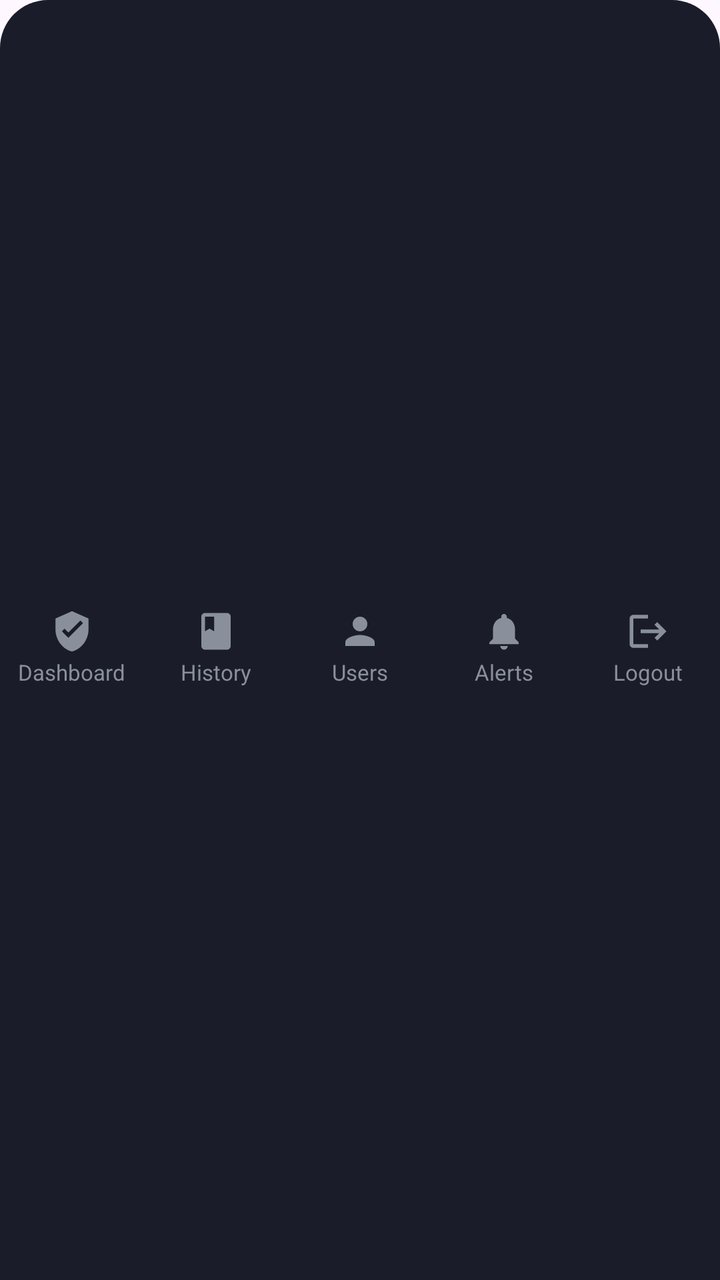
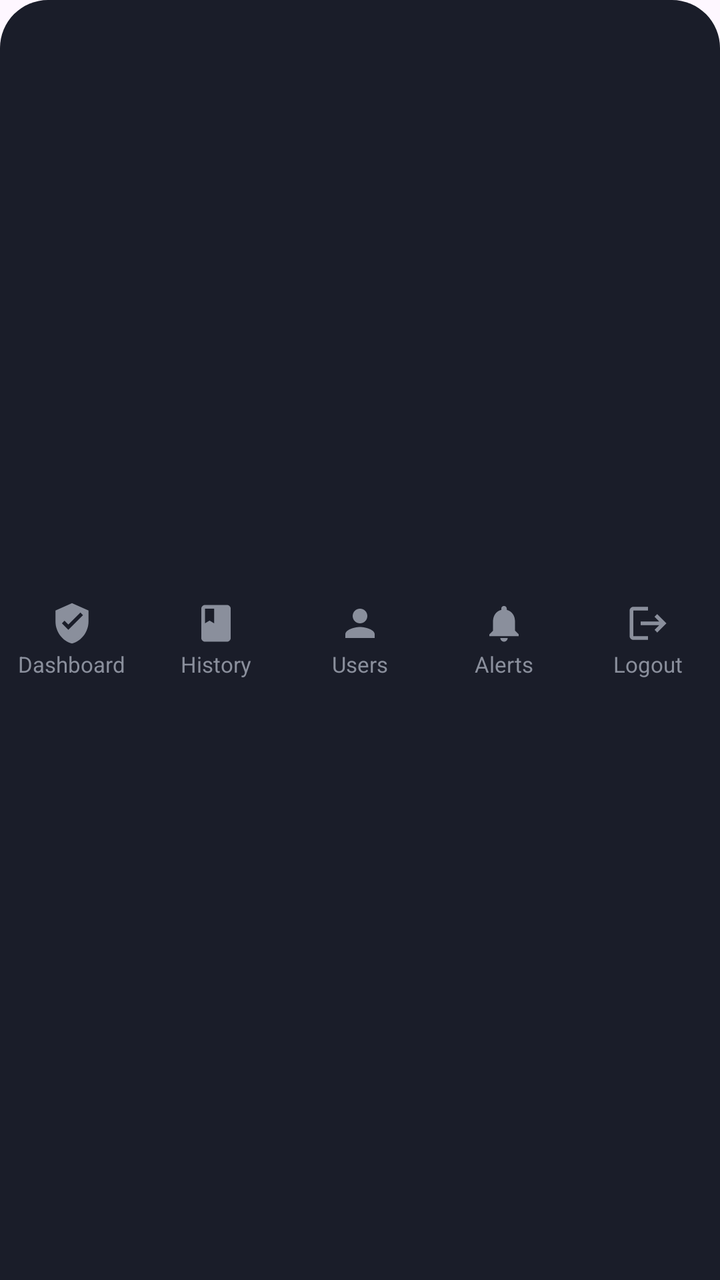

Compare the two renders of this Android layout. The source of the first and the diff that turns it into the second are given below.
<!-- AndroidManifest.xml: application theme Theme.UniversityEmergencyApp -->
<!-- res/layout/layout_authority_bottom_nav.xml -->
<?xml version="1.0" encoding="utf-8"?>
<LinearLayout xmlns:android="http://schemas.android.com/apk/res/android"
    xmlns:app="http://schemas.android.com/apk/res-auto"
    xmlns:tools="http://schemas.android.com/tools"
    android:id="@+id/authNavBarBg"
    android:layout_width="match_parent"
    android:layout_height="66dp"
    android:background="@drawable/bg_bottom_nav"
    android:orientation="horizontal"
    android:paddingTop="8dp"
    android:baselineAligned="false"
    tools:ignore="HardcodedText">

    
    <LinearLayout
        android:id="@+id/tabAuthDashboard"
        android:layout_width="0dp"
        android:layout_height="match_parent"
        android:layout_weight="1"
        android:gravity="center"
        android:orientation="vertical"
        android:clickable="true"
        android:focusable="true"
        android:background="?attr/selectableItemBackgroundBorderless">

        <ImageView
            android:layout_width="22dp"
            android:layout_height="22dp"
            android:contentDescription="Dashboard"
            android:src="@drawable/ic_shield_check"
            app:tint="@color/nav_icon_inactive" />

        <TextView
            android:id="@+id/labelAuthDashboard"
            android:layout_width="wrap_content"
            android:layout_height="wrap_content"
            android:layout_marginTop="2dp"
            android:text="Dashboard"
            android:textColor="@color/nav_text_inactive"
            android:textSize="11sp" />
    </LinearLayout>

    
    <LinearLayout
        android:id="@+id/tabAuthHistory"
        android:layout_width="0dp"
        android:layout_height="match_parent"
        android:layout_weight="1"
        android:gravity="center"
        android:orientation="vertical"
        android:clickable="true"
        android:focusable="true"
        android:background="?attr/selectableItemBackgroundBorderless">

        <ImageView
            android:layout_width="22dp"
            android:layout_height="22dp"
            android:contentDescription="History"
            android:src="@drawable/ic_book"
            app:tint="@color/nav_icon_inactive" />

        <TextView
            android:id="@+id/labelAuthHistory"
            android:layout_width="wrap_content"
            android:layout_height="wrap_content"
            android:layout_marginTop="2dp"
            android:text="History"
            android:textColor="@color/nav_text_inactive"
            android:textSize="11sp" />
    </LinearLayout>

    
    <LinearLayout
        android:id="@+id/tabAuthUsers"
        android:layout_width="0dp"
        android:layout_height="match_parent"
        android:layout_weight="1"
        android:gravity="center"
        android:orientation="vertical"
        android:clickable="true"
        android:focusable="true"
        android:background="?attr/selectableItemBackgroundBorderless">

        <ImageView
            android:layout_width="22dp"
            android:layout_height="22dp"
            android:contentDescription="Users"
            android:src="@drawable/ic_profile_24"
            app:tint="@color/nav_icon_inactive" />

        <TextView
            android:id="@+id/labelAuthUsers"
            android:layout_width="wrap_content"
            android:layout_height="wrap_content"
            android:layout_marginTop="2dp"
            android:text="Users"
            android:textColor="@color/nav_text_inactive"
            android:textSize="11sp" />
    </LinearLayout>

    
    <LinearLayout
        android:id="@+id/tabAuthAlerts"
        android:layout_width="0dp"
        android:layout_height="match_parent"
        android:layout_weight="1"
        android:gravity="center"
        android:orientation="vertical"
        android:clickable="true"
        android:focusable="true"
        android:background="?attr/selectableItemBackgroundBorderless">

        <ImageView
            android:layout_width="22dp"
            android:layout_height="22dp"
            android:contentDescription="Alerts"
            android:src="@drawable/ic_alerts_24"
            app:tint="@color/nav_icon_inactive" />

        <TextView
            android:id="@+id/labelAuthAlerts"
            android:layout_width="wrap_content"
            android:layout_height="wrap_content"
            android:layout_marginTop="2dp"
            android:text="Alerts"
            android:textColor="@color/nav_text_inactive"
            android:textSize="11sp" />
    </LinearLayout>

    
    <LinearLayout
        android:id="@+id/tabAuthLogout"
        android:layout_width="0dp"
        android:layout_height="match_parent"
        android:layout_weight="1"
        android:gravity="center"
        android:orientation="vertical"
        android:clickable="true"
        android:focusable="true"
        android:background="?attr/selectableItemBackgroundBorderless">

        <ImageView
            android:layout_width="22dp"
            android:layout_height="22dp"
            android:contentDescription="Logout"
            android:src="@drawable/ic_logout"
            app:tint="@color/nav_icon_inactive" />

        <TextView
            android:id="@+id/labelAuthLogout"
            android:layout_width="wrap_content"
            android:layout_height="wrap_content"
            android:layout_marginTop="2dp"
            android:text="Logout"
            android:textColor="@color/nav_text_inactive"
            android:textSize="11sp" />
    </LinearLayout>

</LinearLayout>
<!-- resources referenced by this layout -->
<resources>
  <color name="nav_icon_inactive">#8A8F9C</color>
  <color name="nav_text_inactive">#8A8F9C</color>
  <!-- drawable bg_bottom_nav (drawable) -->
  <?xml version="1.0" encoding="utf-8"?>
  <shape xmlns:android="http://schemas.android.com/apk/res/android"
      android:shape="rectangle">
      <solid android:color="@color/nav_bg" />
      <corners
          android:topLeftRadius="24dp"
          android:topRightRadius="24dp" />
  </shape>
  <!-- drawable ic_alerts_24 (drawable) -->
  <?xml version="1.0" encoding="utf-8"?>
  <vector xmlns:android="http://schemas.android.com/apk/res/android"
      android:width="24dp"
      android:height="24dp"
      android:viewportWidth="24"
      android:viewportHeight="24"
      android:tint="?attr/tint">
      <path
          android:fillColor="#FFFFFFFF"
          android:pathData="M12,22c1.1,0 2,-0.9 2,-2h-4c0,1.1 0.89,2 2,2zM18,16v-5c0,-3.07 -1.64,-5.64 -4.5,-6.32L13.5,4c0,-0.83 -0.67,-1.5 -1.5,-1.5s-1.5,0.67 -1.5,1.5v0.68C7.63,5.36 6,7.92 6,11v5l-2,2v1h16v-1l-2,-2z"/>
  </vector>
  <!-- drawable ic_book (drawable) -->
  <vector xmlns:android="http://schemas.android.com/apk/res/android"
      android:width="24dp"
      android:height="24dp"
      android:viewportWidth="24"
      android:viewportHeight="24">
    <path
        android:fillColor="#FF000000"
        android:pathData="M18,2H6c-1.1,0 -2,0.9 -2,2v16c0,1.1 0.9,2 2,2h12c1.1,0 2,-0.9 2,-2V4c0,-1.1 -0.9,-2 -2,-2zM6,4h5v8l-2.5,-1.5L6,12V4z"/>
  </vector>
  <!-- drawable ic_logout (drawable) -->
  <vector xmlns:android="http://schemas.android.com/apk/res/android"
      android:width="24dp"
      android:height="24dp"
      android:viewportWidth="24"
      android:viewportHeight="24">
    <path
        android:fillColor="@android:color/white"
        android:pathData="M17,7l-1.41,1.41L18.17,11H8v2h10.17l-2.58,2.58L17,17l5,-5zM4,5h8V3H4c-1.1,0 -2,0.9 -2,2v14c0,1.1 0.9,2 2,2h8v-2H4V5z"/>
  </vector>
  <!-- drawable ic_profile_24 (drawable) -->
  <?xml version="1.0" encoding="utf-8"?>
  <vector xmlns:android="http://schemas.android.com/apk/res/android"
      android:width="24dp"
      android:height="24dp"
      android:viewportWidth="24"
      android:viewportHeight="24"
      android:tint="?attr/tint">
      <path
          android:fillColor="#FFFFFFFF"
          android:pathData="M12,12c2.21,0 4,-1.79 4,-4s-1.79,-4 -4,-4 -4,1.79 -4,4 1.79,4 4,4zM12,14c-2.67,0 -8,1.34 -8,4v2h16v-2c0,-2.66 -5.33,-4 -8,-4z"/>
  </vector>
  <!-- drawable ic_shield_check (drawable) -->
  <vector xmlns:android="http://schemas.android.com/apk/res/android"
      android:width="24dp"
      android:height="24dp"
      android:viewportWidth="24"
      android:viewportHeight="24">
    <path
        android:fillColor="#FF000000"
        android:pathData="M12,1L3,5v6c0,5.55 3.84,10.74 9,12 5.16,-1.26 9,-6.45 9,-12V5l-9,-4zM10,15.5l-3.5,-3.5 1.41,-1.41L10,12.67l6.59,-6.59L18,7.5 10,15.5z"/>
  </vector>
  <style name="Theme.UniversityEmergencyApp" parent="Base.Theme.UniversityEmergencyApp" />
  <color name="nav_bg">#1A1D29</color>
  <style name="Base.Theme.UniversityEmergencyApp" parent="Theme.Material3.DayNight.NoActionBar">
          
          
      </style>
</resources>

<!-- the commit's change to res/layout/layout_authority_bottom_nav.xml (unified diff, before → after) -->
@@ -4,10 +4,12 @@
     xmlns:tools="http://schemas.android.com/tools"
     android:id="@+id/authNavBarBg"
     android:layout_width="match_parent"
-    android:layout_height="66dp"
+    android:layout_height="76dp"
     android:background="@drawable/bg_bottom_nav"
     android:orientation="horizontal"
-    android:paddingTop="8dp"
+    android:paddingTop="6dp"
+    android:paddingBottom="6dp"
+    android:gravity="center"
     android:baselineAligned="false"
     tools:ignore="HardcodedText">
 
